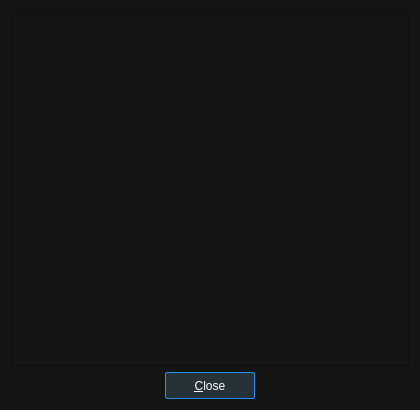
First picture: the form in Baka MPlayer/ui/infodialog.ui, repository u8sand/Baka-MPlayer, before the edit.
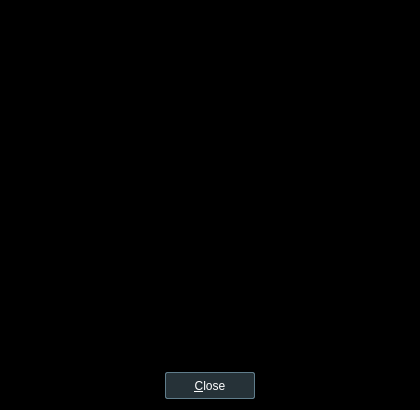
Second picture: the form after the edit.

What changed in the file:
```diff
--- a/Baka MPlayer/ui/infodialog.ui
+++ b/Baka MPlayer/ui/infodialog.ui
@@ -15,7 +15,7 @@
   </property>
   <property name="styleSheet">
    <string notr="true">QWidget {
-	background: #141414;
+	background: black;
 	color: whitesmoke;
 	font: 12px &quot;Open Sans&quot;;
 }
@@ -82,11 +82,11 @@
        <property name="styleSheet">
         <string notr="true">QPushButton {
     background: #263238;
-	color: white;
-	border: 1px solid dodgerblue;
-	border-radius: 2px;
+    color: white;
+    border: 1px solid #607d8b;
+    border-radius: 2px;
     min-width: 88px;
-	min-height: 25px;
+    min-height: 25px;
 }
 QPushButton:pressed {
     background: dodgerblue;
```
Left out of the diff: 2 changed lines with no effect on the pictures.
